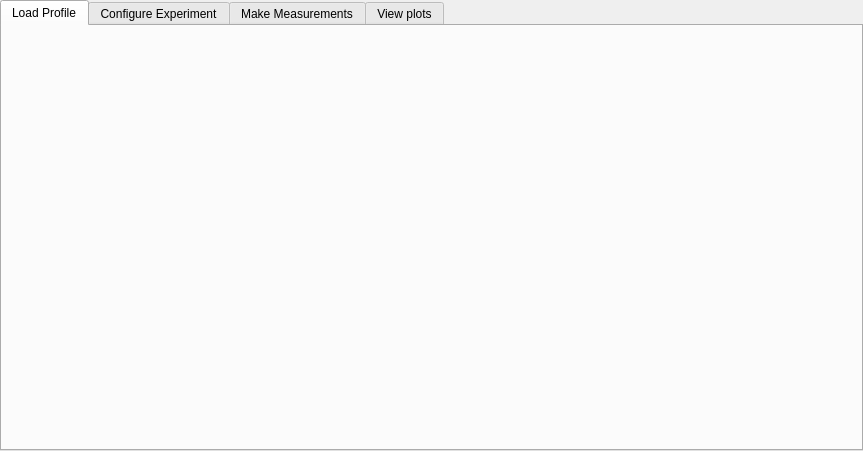
The window that SEEL_Apps/templates/designer.ui (jithinbp/SEELablet-apps) describes before a commit, drawn with Qt 5.
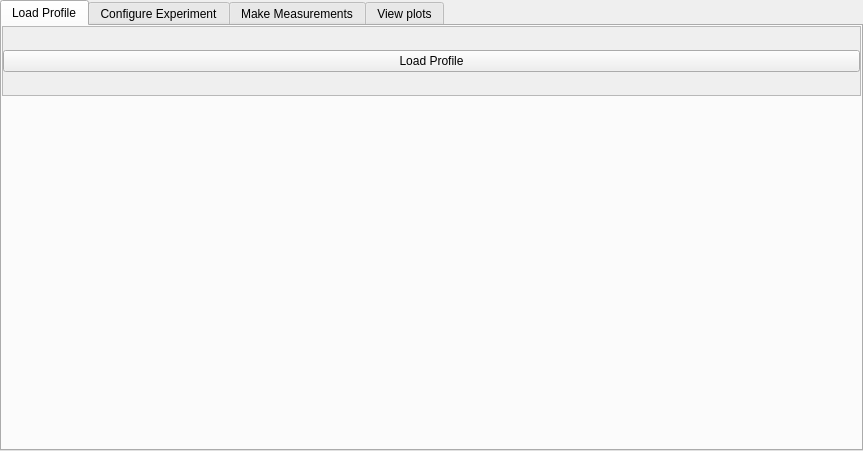
The same window after the commit. The open tabs and pages were chosen to show the change.

Commit message: add profile auto loading to experiment designer

The edit to the form file:
```diff
--- a/SEEL_Apps/templates/designer.ui
+++ b/SEEL_Apps/templates/designer.ui
@@ -39,6 +39,43 @@
        <attribute name="title">
         <string>Load Profile</string>
        </attribute>
+       <layout class="QVBoxLayout" name="verticalLayout_4">
+        <property name="spacing">
+         <number>0</number>
+        </property>
+        <property name="margin">
+         <number>0</number>
+        </property>
+        <item alignment="Qt::AlignTop">
+         <widget class="QScrollArea" name="scrollArea">
+          <property name="widgetResizable">
+           <bool>true</bool>
+          </property>
+          <widget class="QWidget" name="scrollAreaWidgetContents">
+           <property name="geometry">
+            <rect>
+             <x>0</x>
+             <y>0</y>
+             <width>857</width>
+             <height>76</height>
+            </rect>
+           </property>
+           <layout class="QVBoxLayout" name="profileLayout">
+            <property name="margin">
+             <number>0</number>
+            </property>
+            <item>
+             <widget class="QPushButton" name="pushButton_3">
+              <property name="text">
+               <string>Load Profile</string>
+              </property>
+             </widget>
+            </item>
+           </layout>
+          </widget>
+         </widget>
+        </item>
+       </layout>
       </widget>
       <widget class="QWidget" name="selectTab">
        <attribute name="title">
```
Left out of the diff: 31 changed lines with no effect on the pictures. The commit also changes 4 other files.
